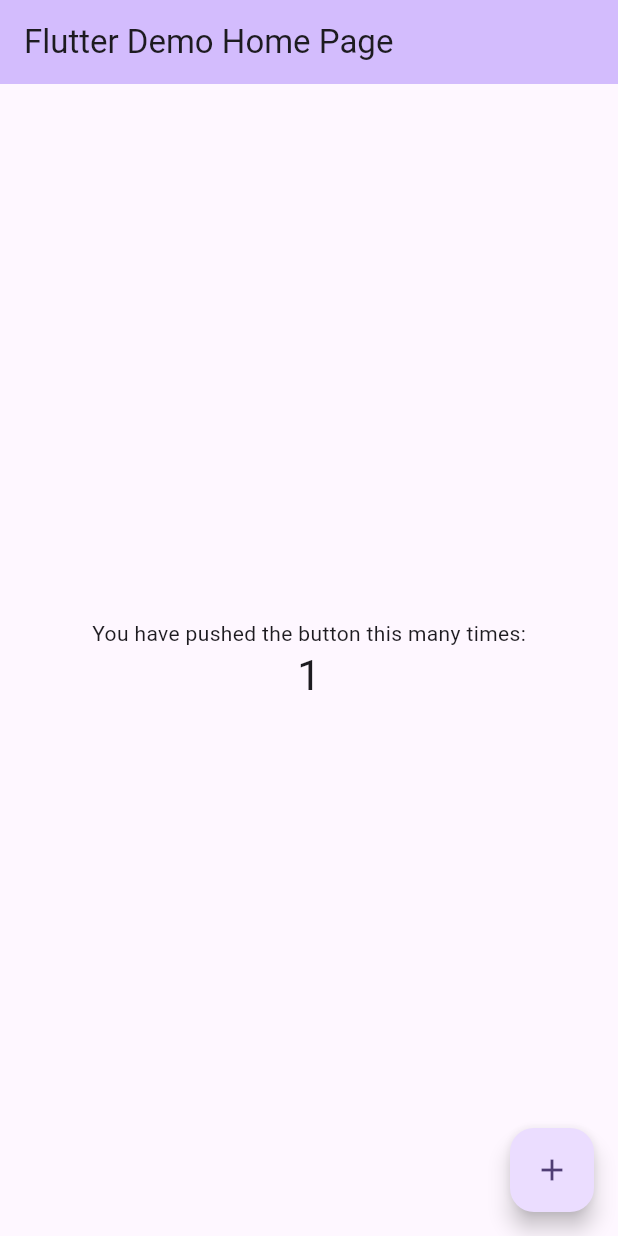
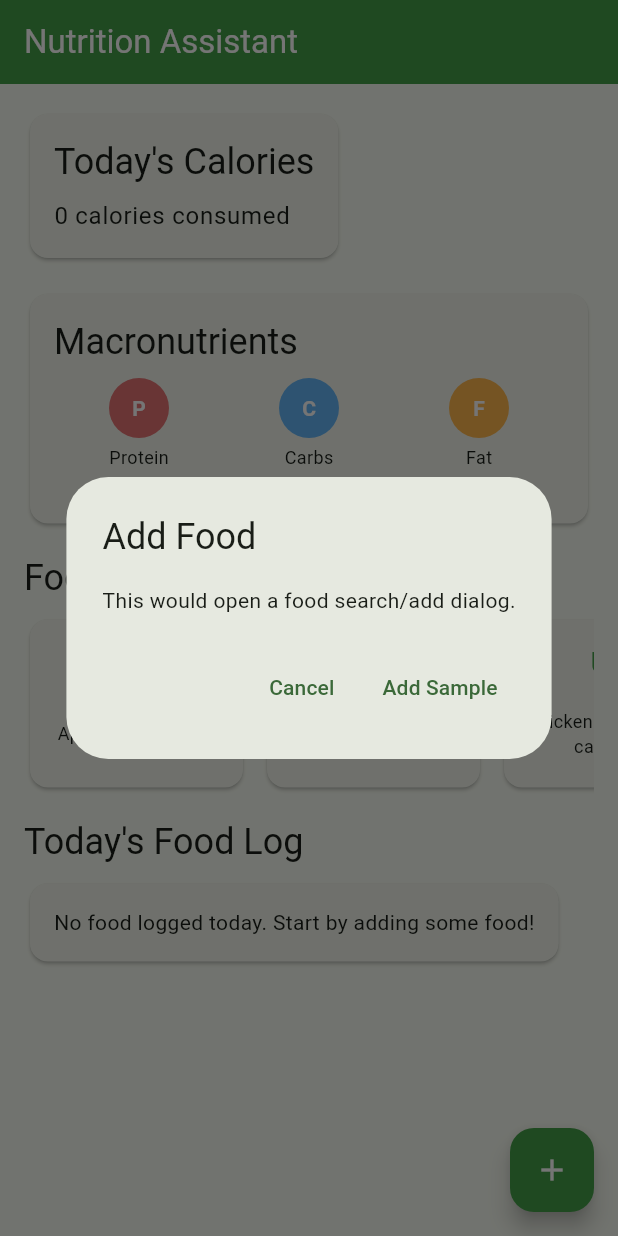
Before and after one commit to TannerAssenmacher/AI-Nutrition-Assistant, a Flutter app: the screen it shows after launch, after a tap on the "add" icon, on a phone screen of 412 x 824 dp. Run offline on Flutter 3.47's test engine with Material 3 defaults, Android fonts, the phone set to English and light mode, and no system bars; our stand-ins replace flutter_riverpod, riverpod_annotation; generated files the repository leaves out were written again.

Commit message:
Upgraded the Flutter SDK version and set up the state management infrastructure along with a mock example.

```diff
--- a/lib/main.dart
+++ b/lib/main.dart
@@ -1,7 +1,13 @@
 import 'package:flutter/material.dart';
+import 'package:flutter_riverpod/flutter_riverpod.dart';
+import 'screens/home_screen.dart';
 
 void main() {
-  runApp(const MyApp());
+  runApp(
+    const ProviderScope(
+      child: MyApp(),
+    ),
+  );
 }
 
 class MyApp extends StatelessWidget {
@@ -11,7 +17,7 @@ class MyApp extends StatelessWidget {
   @override
   Widget build(BuildContext context) {
     return MaterialApp(
-      title: 'Flutter Demo',
+      title: 'AI Nutrition Assistant',
       theme: ThemeData(
         // This is the theme of your application.
         //
@@ -28,95 +34,9 @@ class MyApp extends StatelessWidget {
         //
         // This works for code too, not just values: Most code changes can be
         // tested with just a hot reload.
-        colorScheme: ColorScheme.fromSeed(seedColor: Colors.deepPurple),
+        colorScheme: ColorScheme.fromSeed(seedColor: Colors.green),
       ),
-      home: const MyHomePage(title: 'Flutter Demo Home Page'),
+      home: const HomeScreen(),
     );
   }
 }
-
-class MyHomePage extends StatefulWidget {
-  const MyHomePage({super.key, required this.title});
-
-  // This widget is the home page of your application. It is stateful, meaning
-  // that it has a State object (defined below) that contains fields that affect
-  // how it looks.
-
-  // This class is the configuration for the state. It holds the values (in this
-  // case the title) provided by the parent (in this case the App widget) and
-  // used by the build method of the State. Fields in a Widget subclass are
-  // always marked "final".
-
-  final String title;
-
-  @override
-  State<MyHomePage> createState() => _MyHomePageState();
-}
-
-class _MyHomePageState extends State<MyHomePage> {
-  int _counter = 0;
-
-  void _incrementCounter() {
-    setState(() {
-      // This call to setState tells the Flutter framework that something has
-      // changed in this State, which causes it to rerun the build method below
-      // so that the display can reflect the updated values. If we changed
-      // _counter without calling setState(), then the build method would not be
-      // called again, and so nothing would appear to happen.
-      _counter++;
-    });
-  }
-
-  @override
-  Widget build(BuildContext context) {
-    // This method is rerun every time setState is called, for instance as done
-    // by the _incrementCounter method above.
-    //
-    // The Flutter framework has been optimized to make rerunning build methods
-    // fast, so that you can just rebuild anything that needs updating rather
-    // than having to individually change instances of widgets.
-    return Scaffold(
-      appBar: AppBar(
-        // TRY THIS: Try changing the color here to a specific color (to
-        // Colors.amber, perhaps?) and trigger a hot reload to see the AppBar
-        // change color while the other colors stay the same.
-        backgroundColor: Theme.of(context).colorScheme.inversePrimary,
-        // Here we take the value from the MyHomePage object that was created by
-        // the App.build method, and use it to set our appbar title.
-        title: Text(widget.title),
-      ),
-      body: Center(
-        // Center is a layout widget. It takes a single child and positions it
-        // in the middle of the parent.
-        child: Column(
-          // Column is also a layout widget. It takes a list of children and
-          // arranges them vertically. By default, it sizes itself to fit its
-          // children horizontally, and tries to be as tall as its parent.
-          //
-          // Column has various properties to control how it sizes itself and
-          // how it positions its children. Here we use mainAxisAlignment to
-          // center the children vertically; the main axis here is the vertical
-          // axis because Columns are vertical (the cross axis would be
-          // horizontal).
-          //
-          // TRY THIS: Invoke "debug painting" (choose the "Toggle Debug Paint"
-          // action in the IDE, or press "p" in the console), to see the
-          // wireframe for each widget.
-          mainAxisAlignment: MainAxisAlignment.center,
-          children: <Widget>[
-            const Text('You have pushed the button this many times:'),
-            Text(
-              '$_counter',
-              style: Theme.of(context).textTheme.headlineMedium,
-            ),
-          ],
-        ),
-      ),
-      floatingActionButton: FloatingActionButton(
-        onPressed: _incrementCounter,
-        tooltip: 'Increment',
-        child: const Icon(Icons.add),
-      ), // This trailing comma makes auto-formatting nicer for build methods.
-    );
-  }
-}
--- /dev/null
+++ b/lib/models/food_item.dart
@@ -0,0 +1,62 @@
+class FoodItem {
+  final String id;
+  final String name;
+  final int calories;
+  final double protein;
+  final double carbs;
+  final double fat;
+  final DateTime consumedAt;
+
+  const FoodItem({
+    required this.id,
+    required this.name,
+    required this.calories,
+    required this.protein,
+    required this.carbs,
+    required this.fat,
+    required this.consumedAt,
+  });
+
+  FoodItem copyWith({
+    String? id,
+    String? name,
+    int? calories,
+    double? protein,
+    double? carbs,
+    double? fat,
+    DateTime? consumedAt,
+  }) {
+    return FoodItem(
+      id: id ?? this.id,
+      name: name ?? this.name,
+      calories: calories ?? this.calories,
+      protein: protein ?? this.protein,
+      carbs: carbs ?? this.carbs,
+      fat: fat ?? this.fat,
+      consumedAt: consumedAt ?? this.consumedAt,
+    );
+  }
+
+  @override
+  bool operator ==(Object other) {
+    if (identical(this, other)) return true;
+    return other is FoodItem &&
+        other.id == id &&
+        other.name == name &&
+        other.calories == calories &&
+        other.protein == protein &&
+        other.carbs == carbs &&
+        other.fat == fat &&
+        other.consumedAt == consumedAt;
+  }
+
+  @override
+  int get hashCode {
+    return Object.hash(id, name, calories, protein, carbs, fat, consumedAt);
+  }
+
+  @override
+  String toString() {
+    return 'FoodItem(id: $id, name: $name, calories: $calories, protein: $protein, carbs: $carbs, fat: $fat, consumedAt: $consumedAt)';
+  }
+}
--- /dev/null
+++ b/lib/providers/food_providers.dart
@@ -0,0 +1,91 @@
+import 'package:riverpod_annotation/riverpod_annotation.dart';
+import '../models/food_item.dart';
+
+part 'food_providers.g.dart';
+
+// Simple state provider for a list of consumed food items
+@riverpod
+class FoodLog extends _$FoodLog {
+  @override
+  List<FoodItem> build() {
+    return [];
+  }
+
+  void addFoodItem(FoodItem item) {
+    state = [...state, item];
+  }
+
+  void removeFoodItem(String id) {
+    state = state.where((item) => item.id != id).toList();
+  }
+
+  void clearLog() {
+    state = [];
+  }
+
+  void updateFoodItem(FoodItem updatedItem) {
+    state = state.map((item) {
+      return item.id == updatedItem.id ? updatedItem : item;
+    }).toList();
+  }
+}
+
+// Computed provider for total daily calories
+@riverpod
+int totalDailyCalories(TotalDailyCaloriesRef ref) {
+  final foodLog = ref.watch(foodLogProvider);
+  final today = DateTime.now();
+
+  return foodLog
+      .where((item) =>
+          item.consumedAt.year == today.year &&
+          item.consumedAt.month == today.month &&
+          item.consumedAt.day == today.day)
+      .fold(0, (total, item) => total + item.calories);
+}
+
+// Computed provider for total daily macros
+@riverpod
+Map<String, double> totalDailyMacros(TotalDailyMacrosRef ref) {
+  final foodLog = ref.watch(foodLogProvider);
+  final today = DateTime.now();
+
+  final todaysFoods = foodLog.where((item) =>
+      item.consumedAt.year == today.year &&
+      item.consumedAt.month == today.month &&
+      item.consumedAt.day == today.day);
+
+  double totalProtein = 0;
+  double totalCarbs = 0;
+  double totalFat = 0;
+
+  for (final item in todaysFoods) {
+    totalProtein += item.protein;
+    totalCarbs += item.carbs;
+    totalFat += item.fat;
+  }
+
+  return {
+    'protein': totalProtein,
+    'carbs': totalCarbs,
+    'fat': totalFat,
+  };
+}
+
+// Example async provider for fetching food suggestions
+@riverpod
+Future<List<String>> foodSuggestions(FoodSuggestionsRef ref) async {
+  // Simulate API call
+  await Future.delayed(const Duration(seconds: 1));
+
+  return [
+    'Apple (80 calories)',
+    'Banana (105 calories)',
+    'Chicken Breast (165 calories)',
+    'Brown Rice (110 calories)',
+    'Greek Yogurt (100 calories)',
+    'Salmon (206 calories)',
+    'Broccoli (34 calories)',
+    'Sweet Potato (112 calories)',
+  ];
+}
--- /dev/null
+++ b/lib/screens/home_screen.dart
@@ -0,0 +1,271 @@
+import 'package:flutter/material.dart';
+import 'package:flutter_riverpod/flutter_riverpod.dart';
+import '../providers/food_providers.dart';
+import '../providers/user_providers.dart';
+import '../models/food_item.dart';
+
+class HomeScreen extends ConsumerWidget {
+  const HomeScreen({super.key});
+
+  @override
+  Widget build(BuildContext context, WidgetRef ref) {
+    final foodLog = ref.watch(foodLogProvider);
+    final totalCalories = ref.watch(totalDailyCaloriesProvider);
+    final dailyMacros = ref.watch(totalDailyMacrosProvider);
+    final userProfile = ref.watch(userProfileNotifierProvider);
+    final foodSuggestionsAsync = ref.watch(foodSuggestionsProvider);
+
+    return Scaffold(
+      appBar: AppBar(
+        title: const Text('Nutrition Assistant'),
+        backgroundColor: Colors.green[600],
+        foregroundColor: Colors.white,
+      ),
+      body: SingleChildScrollView(
+        padding: const EdgeInsets.all(16.0),
+        child: Column(
+          crossAxisAlignment: CrossAxisAlignment.start,
+          children: [
+            // Calorie Summary Card
+            Card(
+              child: Padding(
+                padding: const EdgeInsets.all(16.0),
+                child: Column(
+                  crossAxisAlignment: CrossAxisAlignment.start,
+                  children: [
+                    Text(
+                      'Today\'s Calories',
+                      style: Theme.of(context).textTheme.headlineSmall,
+                    ),
+                    const SizedBox(height: 8),
+                    Text(
+                      '$totalCalories calories consumed',
+                      style: Theme.of(context).textTheme.bodyLarge,
+                    ),
+                    if (userProfile != null) ...[
+                      const SizedBox(height: 4),
+                      Text(
+                        'Goal: ${userProfile.dailyCalorieGoal} calories',
+                        style: Theme.of(context).textTheme.bodyMedium?.copyWith(
+                          color: Colors.grey[600],
+                        ),
+                      ),
+                    ],
+                  ],
+                ),
+              ),
+            ),
+
+            const SizedBox(height: 16),
+
+            // Macros Summary Card
+            Card(
+              child: Padding(
+                padding: const EdgeInsets.all(16.0),
+                child: Column(
+                  crossAxisAlignment: CrossAxisAlignment.start,
+                  children: [
+                    Text(
+                      'Macronutrients',
+                      style: Theme.of(context).textTheme.headlineSmall,
+                    ),
+                    const SizedBox(height: 8),
+                    Row(
+                      mainAxisAlignment: MainAxisAlignment.spaceAround,
+                      children: [
+                        _MacroColumn(
+                          label: 'Protein',
+                          value: '${dailyMacros['protein']?.toStringAsFixed(1)}g',
+                          color: Colors.red[300]!,
+                        ),
+                        _MacroColumn(
+                          label: 'Carbs',
+                          value: '${dailyMacros['carbs']?.toStringAsFixed(1)}g',
+                          color: Colors.blue[300]!,
+                        ),
+                        _MacroColumn(
+                          label: 'Fat',
+                          value: '${dailyMacros['fat']?.toStringAsFixed(1)}g',
+                          color: Colors.orange[300]!,
+                        ),
+                      ],
+                    ),
+                  ],
+                ),
+              ),
+            ),
+
+            const SizedBox(height: 16),
+
+            // Food Suggestions
+            Text(
+              'Food Suggestions',
+              style: Theme.of(context).textTheme.headlineSmall,
+            ),
+            const SizedBox(height: 8),
+            foodSuggestionsAsync.when(
+              data: (suggestions) => SizedBox(
+                height: 120,
+                child: ListView.builder(
+                  scrollDirection: Axis.horizontal,
+                  itemCount: suggestions.length,
+                  itemBuilder: (context, index) {
+                    return Container(
+                      width: 150,
+                      margin: const EdgeInsets.only(right: 8),
+                      child: Card(
+                        child: Padding(
+                          padding: const EdgeInsets.all(8.0),
+                          child: Column(
+                            mainAxisAlignment: MainAxisAlignment.center,
+                            children: [
+                              Icon(
+                                Icons.restaurant,
+                                color: Colors.green[600],
+                                size: 32,
+                              ),
+                              const SizedBox(height: 8),
+                              Text(
+                                suggestions[index],
+                                textAlign: TextAlign.center,
+                                style: const TextStyle(fontSize: 12),
+                                maxLines: 2,
+                                overflow: TextOverflow.ellipsis,
+                              ),
+                            ],
+                          ),
+                        ),
+                      ),
+                    );
+                  },
+                ),
+              ),
+              loading: () => const Center(child: CircularProgressIndicator()),
+              error: (error, stack) => Text('Error: $error'),
+            ),
+
+            const SizedBox(height: 16),
+
+            // Today's Food Log
+            Text(
+              'Today\'s Food Log',
+              style: Theme.of(context).textTheme.headlineSmall,
+            ),
+            const SizedBox(height: 8),
+            if (foodLog.isEmpty)
+              const Card(
+                child: Padding(
+                  padding: EdgeInsets.all(16.0),
+                  child: Text('No food logged today. Start by adding some food!'),
+                ),
+              )
+            else
+              ...foodLog.map((food) => Card(
+                child: ListTile(
+                  leading: CircleAvatar(
+                    backgroundColor: Colors.green[100],
+                    child: Icon(Icons.restaurant, color: Colors.green[600]),
+                  ),
+                  title: Text(food.name),
+                  subtitle: Text('${food.calories} calories'),
+                  trailing: IconButton(
+                    icon: const Icon(Icons.delete, color: Colors.red),
+                    onPressed: () {
+                      ref.read(foodLogProvider.notifier).removeFoodItem(food.id);
+                    },
+                  ),
+                ),
+              )),
+          ],
+        ),
+      ),
+      floatingActionButton: FloatingActionButton(
+        onPressed: () => _showAddFoodDialog(context, ref),
+        backgroundColor: Colors.green[600],
+        child: const Icon(Icons.add, color: Colors.white),
+      ),
+    );
+  }
+
+  void _showAddFoodDialog(BuildContext context, WidgetRef ref) {
+    showDialog(
+      context: context,
+      builder: (context) => AlertDialog(
+        title: const Text('Add Food'),
+        content: const Text('This would open a food search/add dialog.'),
+        actions: [
+          TextButton(
+            onPressed: () => Navigator.of(context).pop(),
+            child: const Text('Cancel'),
+          ),
+          TextButton(
+            onPressed: () {
+              // Example: Add a sample food item
+              final sampleFood = FoodItem(
+                id: DateTime.now().millisecondsSinceEpoch.toString(),
+                name: 'Sample Apple',
+                calories: 80,
+                protein: 0.4,
+                carbs: 21.0,
+                fat: 0.2,
+                consumedAt: DateTime.now(),
+              );
+              ref.read(foodLogProvider.notifier).addFoodItem(sampleFood);
+              Navigator.of(context).pop();
+            },
+            child: const Text('Add Sample'),
+          ),
+        ],
+      ),
+    );
+  }
+}
+
+class _MacroColumn extends StatelessWidget {
+  final String label;
+  final String value;
+  final Color color;
+
+  const _MacroColumn({
+    required this.label,
+    required this.value,
+    required this.color,
+  });
+
+  @override
+  Widget build(BuildContext context) {
+    return Column(
+      children: [
+        Container(
+          width: 40,
+          height: 40,
+          decoration: BoxDecoration(
+            color: color,
+            shape: BoxShape.circle,
+          ),
+          child: Center(
+            child: Text(
+              label[0],
+              style: const TextStyle(
+                color: Colors.white,
+                fontWeight: FontWeight.bold,
+              ),
+            ),
+          ),
+        ),
+        const SizedBox(height: 4),
+        Text(
+          label,
+          style: const TextStyle(fontSize: 12),
+        ),
+        Text(
+          value,
+          style: const TextStyle(
+            fontSize: 14,
+            fontWeight: FontWeight.bold,
+          ),
+        ),
+      ],
+    );
+  }
+}
--- /dev/null
+++ b/lib/services/nutrition_service.dart
@@ -0,0 +1,82 @@
+import '../models/food_item.dart';
+
+class NutritionService {
+  // Simulate API calls for food data
+
+  Future<List<FoodItem>> searchFoods(String query) async {
+    // Simulate network delay
+    await Future.delayed(const Duration(milliseconds: 800));
+
+    // Mock data - in a real app, this would come from an API
+    final allFoods = [
+      FoodItem(
+        id: '1',
+        name: 'Apple',
+        calories: 80,
+        protein: 0.4,
+        carbs: 21.0,
+        fat: 0.2,
+        consumedAt: DateTime.now(),
+      ),
+      FoodItem(
+        id: '2',
+        name: 'Banana',
+        calories: 105,
+        protein: 1.3,
+        carbs: 27.0,
+        fat: 0.4,
+        consumedAt: DateTime.now(),
+      ),
+      FoodItem(
+        id: '3',
+        name: 'Chicken Breast (100g)',
+        calories: 165,
+        protein: 31.0,
+        carbs: 0.0,
+        fat: 3.6,
+        consumedAt: DateTime.now(),
+      ),
+      FoodItem(
+        id: '4',
+        name: 'Brown Rice (1 cup)',
+        calories: 110,
+        protein: 2.6,
+        carbs: 23.0,
+        fat: 0.9,
+        consumedAt: DateTime.now(),
+      ),
+    ];
+
+    // Filter based on query
+    return allFoods
+        .where((food) => food.name.toLowerCase().contains(query.toLowerCase()))
+        .toList();
+  }
+
+  Future<FoodItem?> getFoodDetails(String foodId) async {
+    await Future.delayed(const Duration(milliseconds: 500));
+
+    // Mock implementation
+    final foods = await searchFoods('');
+    return foods.firstWhere((food) => food.id == foodId);
+  }
+
+  Future<Map<String, dynamic>> analyzeNutrition(List<FoodItem> foods) async {
+    await Future.delayed(const Duration(milliseconds: 300));
+
+    int totalCalories = foods.fold(0, (sum, food) => sum + food.calories);
+    double totalProtein = foods.fold(0.0, (sum, food) => sum + food.protein);
+    double totalCarbs = foods.fold(0.0, (sum, food) => sum + food.carbs);
+    double totalFat = foods.fold(0.0, (sum, food) => sum + food.fat);
+
+    return {
+      'totalCalories': totalCalories,
+      'totalProtein': totalProtein,
+      'totalCarbs': totalCarbs,
+      'totalFat': totalFat,
+      'proteinPercentage': (totalProtein * 4 / totalCalories * 100).round(),
+      'carbsPercentage': (totalCarbs * 4 / totalCalories * 100).round(),
+      'fatPercentage': (totalFat * 9 / totalCalories * 100).round(),
+    };
+  }
+}
```
Also changed, not shown: lib/models/user_profile.dart (added, +64 -0 lines), lib/providers/user_providers.dart (added, +57 -0 lines), pubspec.yaml (+8 -0 lines), lib/providers/food_providers.g.dart (added), lib/providers/user_providers.g.dart (added), pubspec.lock.
